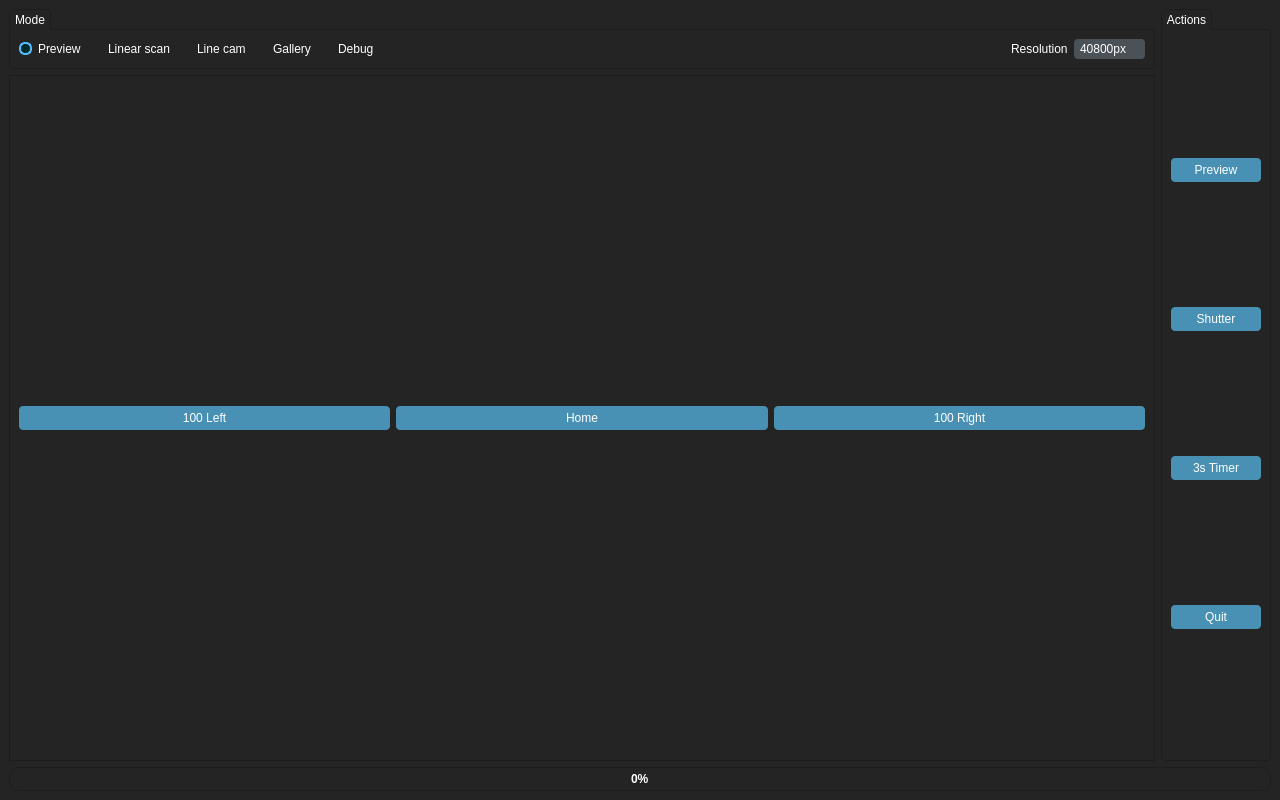
Old version of the form LinearScanCam/mainwindow.ui in the repository Ultrawipf/Project_gigapixel_linecam.
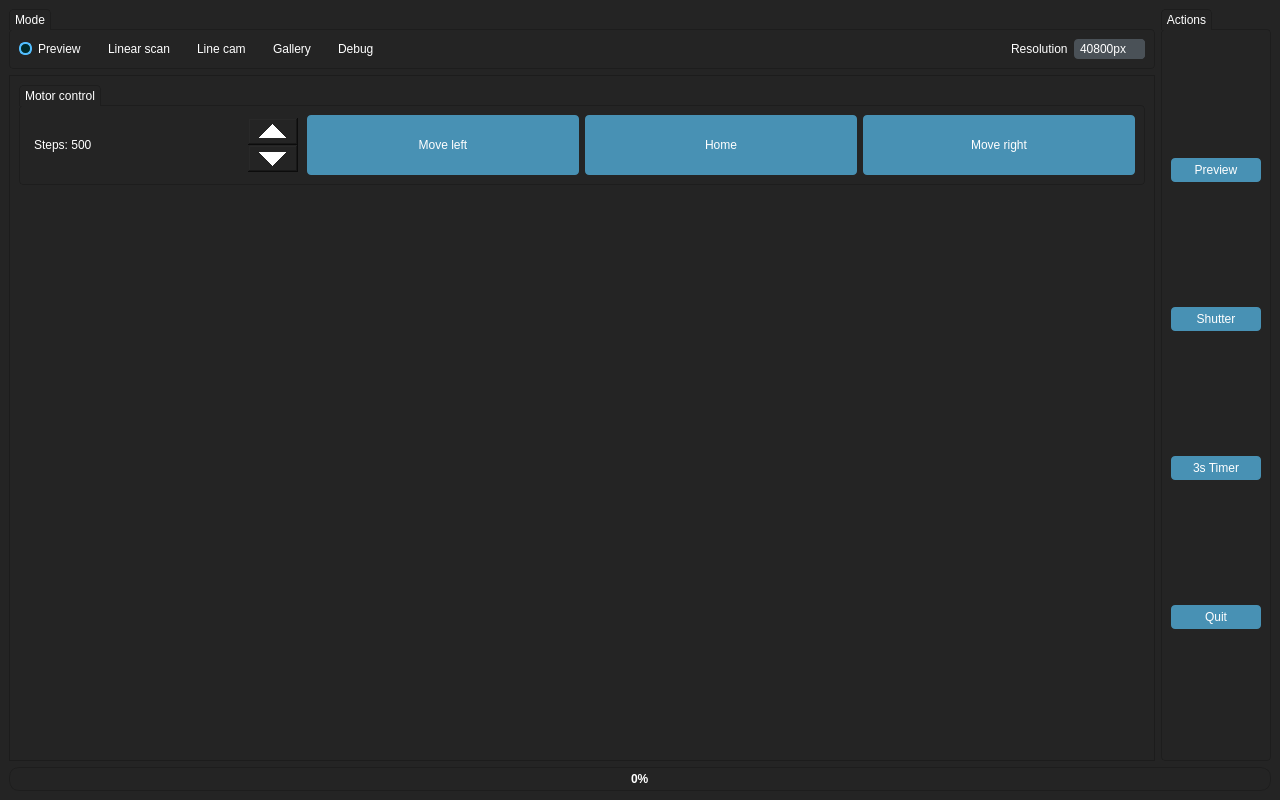
New version of the form. Icons and pictures are not drawn.

Commit message: Debug menu working

The edit to the form file:
```diff
--- a/LinearScanCam/mainwindow.ui
+++ b/LinearScanCam/mainwindow.ui
@@ -338,6 +338,12 @@
 
 }
 
+QSpinBox::down-button{
+    width: 50
+}
+QSpinBox::up-button{
+    width: 50
+}
 
 /*-----QDoubleSpinBox &amp; QCalendarWidget-----*/
 QDoubleSpinBox,
@@ -353,7 +359,7 @@
 }
 
 
-QDoubleSpinBox::up-button, 
+QDoubleSpinBox::up-button,
 QCalendarWidget QSpinBox::up-button
 {
 	background-color: #4a5157;
@@ -393,11 +399,11 @@
 }
 
 
-QDoubleSpinBox::down-button, 
+QDoubleSpinBox::down-button,
 QCalendarWidget QSpinBox::down-button
 {
 	background-color: #4a5157;
-    width: 16px; 
+    width:16px; 
     border-width: 1px;
 	border-bottom-right-radius: 4px;
 	border-color: #1d1d1d;
@@ -1224,26 +1230,106 @@
       </widget>
       <widget class="QWidget" name="page">
        <layout class="QGridLayout" name="gridLayout_3">
-        <item row="0" column="1">
-         <widget class="QPushButton" name="pushButton_debug_home">
-          <property name="text">
-           <string>Home</string>
-          </property>
-         </widget>
-        </item>
         <item row="0" column="0">
-         <widget class="QPushButton" name="pushButton_debug_left">
-          <property name="text">
-           <string>100 Left</string>
+         <widget class="QGroupBox" name="groupBox_3">
+          <property name="sizePolicy">
+           <sizepolicy hsizetype="Preferred" vsizetype="Preferred">
+            <horstretch>0</horstretch>
+            <verstretch>0</verstretch>
+           </sizepolicy>
           </property>
+          <property name="minimumSize">
+           <size>
+            <width>0</width>
+            <height>100</height>
+           </size>
+          </property>
+          <property name="title">
+           <string>Motor control</string>
+          </property>
+          <layout class="QHBoxLayout" name="horizontalLayout_2">
+           <item>
+            <widget class="QSpinBox" name="spinBox_debug_steps">
+             <property name="sizePolicy">
+              <sizepolicy hsizetype="Minimum" vsizetype="Minimum">
+               <horstretch>0</horstretch>
+               <verstretch>0</verstretch>
+              </sizepolicy>
+             </property>
+             <property name="buttonSymbols">
+              <enum>QAbstractSpinBox::ButtonSymbols::UpDownArrows</enum>
+             </property>
+             <property name="prefix">
+              <string>Steps: </string>
+             </property>
+             <property name="minimum">
+              <number>1</number>
+             </property>
+             <property name="maximum">
+              <number>50000</number>
+             </property>
+             <property name="singleStep">
+              <number>100</number>
+             </property>
+             <property name="value">
+              <number>500</number>
+             </property>
+            </widget>
+           </item>
+           <item>
+            <widget class="QPushButton" name="pushButton_debug_left">
+             <property name="sizePolicy">
+              <sizepolicy hsizetype="Minimum" vsizetype="Preferred">
+               <horstretch>0</horstretch>
+               <verstretch>0</verstretch>
+              </sizepolicy>
+             </property>
+             <property name="text">
+              <string>Move left</string>
+             </property>
+            </widget>
+           </item>
+           <item>
+            <widget class="QPushButton" name="pushButton_debug_home">
+             <property name="sizePolicy">
+              <sizepolicy hsizetype="Minimum" vsizetype="Preferred">
+               <horstretch>0</horstretch>
+               <verstretch>0</verstretch>
+              </sizepolicy>
+             </property>
+             <property name="text">
+              <string>Home</string>
+             </property>
+            </widget>
+           </item>
+           <item>
+            <widget class="QPushButton" name="pushButton_debug_right">
+             <property name="sizePolicy">
+              <sizepolicy hsizetype="Minimum" vsizetype="Preferred">
+               <horstretch>0</horstretch>
+               <verstretch>0</verstretch>
+              </sizepolicy>
+             </property>
+             <property name="text">
+              <string>Move right</string>
+             </property>
+            </widget>
+           </item>
+          </layout>
          </widget>
         </item>
-        <item row="0" column="2">
-         <widget class="QPushButton" name="pushButton_debug_right">
-          <property name="text">
-           <string>100 Right</string>
+        <item row="1" column="0">
+         <spacer name="verticalSpacer">
+          <property name="orientation">
+           <enum>Qt::Orientation::Vertical</enum>
           </property>
-         </widget>
+          <property name="sizeHint" stdset="0">
+           <size>
+            <width>20</width>
+            <height>40</height>
+           </size>
+          </property>
+         </spacer>
         </item>
        </layout>
       </widget>
```
The commit also changes 3 other files.
